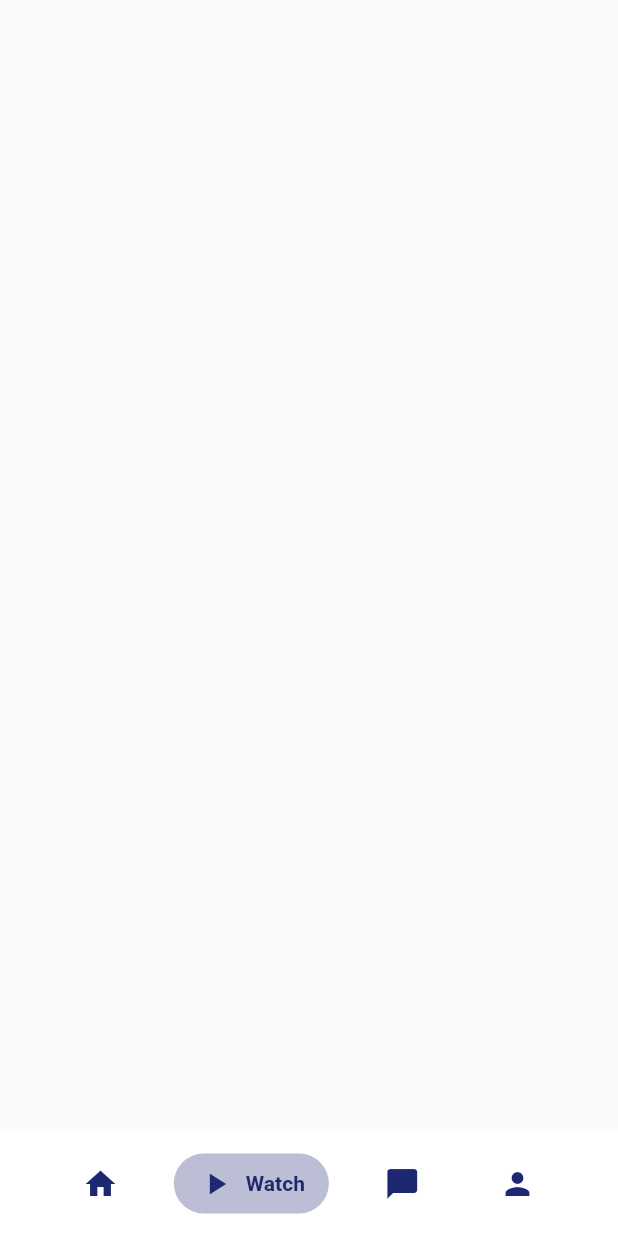
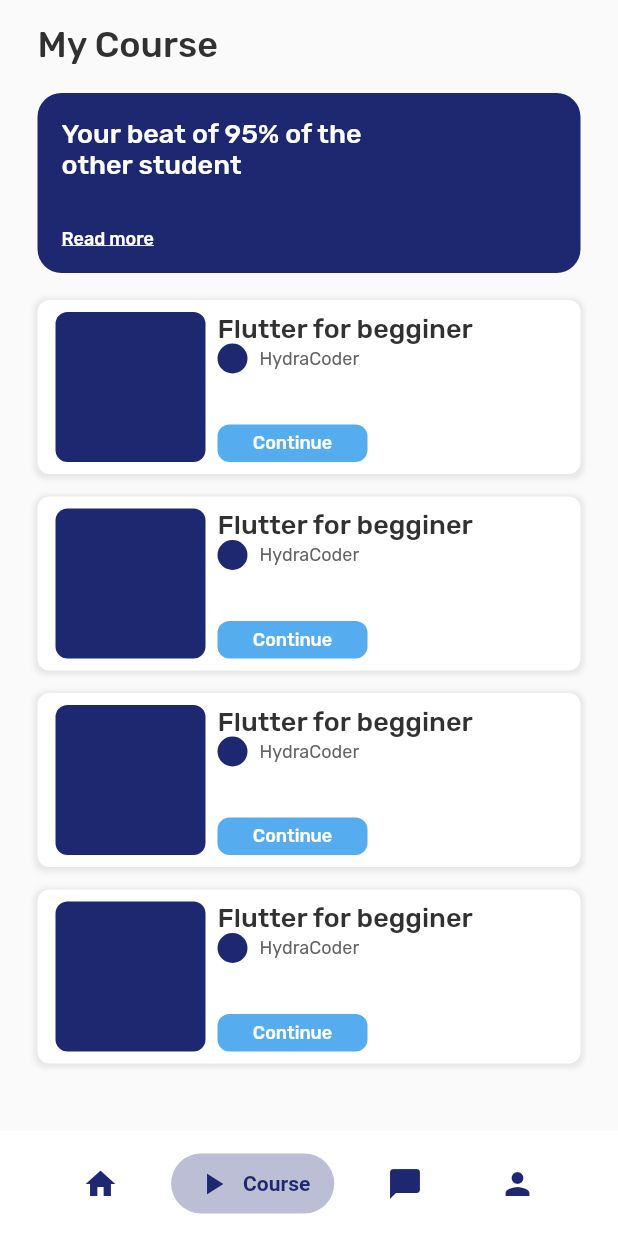
Before and after one commit to ngodat213/e-course, a Flutter app: the MainScreen screen opened by its route, item 2 of the bottom bar chosen, on a phone screen of 412 x 824 dp. Run offline on Flutter 3.47's test engine with Material 2 defaults, Android fonts, the light colour scheme and no system bars; drawn by our look-alikes of google_nav_bar; our stand-ins replace bloc, cloud_firestore, dots_indicator, equatable, firebase_auth, firebase_core and 5 more; accounts and stored records are empty; network calls fail.

Commit message:
update screen course

```diff
--- a/lib/screen/home_screen/home_screen.dart
+++ b/lib/screen/home_screen/home_screen.dart
@@ -94,7 +94,6 @@ class _HomeScreenState extends State<HomeScreen> {
                     ),
                   ),
                 ),
-                // const Coupe(),
                 const SizedBox(height: 20),
                 const ListExam(),
                 Text('Last exam done', style: TxtStyle.title),
@@ -124,40 +123,6 @@ class _reusableMenuText extends StatelessWidget {
         borderRadius: BorderRadius.circular(Dimens.RADIUS_8),
       ),
       child: Text(text, style: TxtStyle.p),
-    );
-  }
-}
-
-class Coupe extends StatelessWidget {
-  const Coupe({
-    super.key,
-  });
-
-  @override
-  Widget build(BuildContext context) {
-    return Container(
-      width: MediaQuery.of(context).size.width,
-      height: 120,
-      margin: const EdgeInsetsDirectional.symmetric(vertical: 18),
-      decoration: BoxDecoration(
-        color: AppColors.main,
-        borderRadius: BorderRadius.circular(16),
-      ),
-      child: Padding(
-        padding: const EdgeInsets.symmetric(horizontal: 16, vertical: 16),
-        child: Column(
-          crossAxisAlignment: CrossAxisAlignment.start,
-          children: [
-            SizedBox(
-              width: 200,
-              child: Text('Your beat of 95% of the other student',
-                  style: TxtStyle.titleWhite),
-            ),
-            Expanded(child: Container()),
-            Text('Read more', style: TxtStyle.linkText)
-          ],
-        ),
-      ),
     );
   }
 }
--- a/lib/screen/main_screen.dart/main_screen.dart
+++ b/lib/screen/main_screen.dart/main_screen.dart
@@ -17,7 +17,7 @@ class MainScreen extends StatefulWidget {
 class _MainScreenState extends State<MainScreen> {
   List<Widget> pages = [
     const HomeScreen(),
-    const PlayScreen(),
+    const CourseScreen(),
     const CommunityScreen(),
     const SettingScreen(),
   ];
--- a/lib/screen/main_screen.dart/widget/bottom_nav.dart
+++ b/lib/screen/main_screen.dart/widget/bottom_nav.dart
@@ -32,26 +32,10 @@ class _BuildBottomNavBarState extends State<BuildBottomNavBar> {
             tabBackgroundColor: AppColors.main.withOpacity(0.3),
             padding: const EdgeInsets.symmetric(horizontal: 16, vertical: 8),
             tabs: const [
-              GButton(
-                iconSize: 24,
-                icon: Icons.home,
-                text: 'Home',
-              ),
-              GButton(
-                iconSize: 24,
-                icon: Icons.play_arrow,
-                text: 'Watch',
-              ),
-              GButton(
-                iconSize: 24,
-                icon: Icons.chat_bubble,
-                text: 'Comunity',
-              ),
-              GButton(
-                iconSize: 24,
-                icon: Icons.person,
-                text: 'Setting',
-              )
+              GButton(iconSize: 24, icon: Icons.home, text: 'Home'),
+              GButton(iconSize: 24, icon: Icons.play_arrow, text: 'Course'),
+              GButton(iconSize: 24, icon: Icons.chat_bubble, text: 'Comunity'),
+              GButton(iconSize: 24, icon: Icons.person, text: 'Setting')
             ],
           ),
         );
--- a/lib/screen/play_screen/play_screen.dart
+++ b/lib/screen/play_screen/play_screen.dart
@@ -1,15 +1,138 @@
 import 'package:flutter/material.dart';
+import 'package:quiz_flutter/themes/colors.dart';
+import 'package:quiz_flutter/themes/dimens.dart';
+import 'package:quiz_flutter/themes/text_styles.dart';
 
-class PlayScreen extends StatefulWidget {
-  const PlayScreen({super.key});
+class CourseScreen extends StatefulWidget {
+  const CourseScreen({super.key});
 
   @override
-  State<PlayScreen> createState() => _PlayScreenState();
+  State<CourseScreen> createState() => _CourseScreenState();
 }
 
-class _PlayScreenState extends State<PlayScreen> {
+class _CourseScreenState extends State<CourseScreen> {
   @override
   Widget build(BuildContext context) {
-    return const Scaffold();
+    return Scaffold(
+      body: SingleChildScrollView(
+        child: SafeArea(
+          child: Container(
+            margin: const EdgeInsets.symmetric(horizontal: 25, vertical: 16),
+            child: Column(
+              crossAxisAlignment: CrossAxisAlignment.start,
+              children: [
+                Text('My Course', style: TxtStyle.h2),
+                const Coupe(),
+                const _courseContinute(),
+                const _courseContinute(),
+                const _courseContinute(),
+                const _courseContinute()
+              ],
+            ),
+          ),
+        ),
+      ),
+    );
   }
 }
+
+class _courseContinute extends StatelessWidget {
+  const _courseContinute();
+
+  @override
+  Widget build(BuildContext context) {
+    return Container(
+      height: 116,
+      margin: const EdgeInsets.only(bottom: 15),
+      padding: const EdgeInsets.symmetric(horizontal: 12, vertical: 8),
+      decoration: BoxDecoration(
+        boxShadow: AppColors.shadow,
+        color: AppColors.white,
+        borderRadius: BorderRadius.circular(Dimens.RADIUS_8),
+      ),
+      child: Row(
+        children: [
+          Container(
+            width: 100,
+            height: 100,
+            margin: const EdgeInsets.only(right: 8),
+            decoration: BoxDecoration(
+              color: AppColors.main,
+              borderRadius: BorderRadius.circular(Dimens.RADIUS_8),
+            ),
+          ),
+          Column(
+            crossAxisAlignment: CrossAxisAlignment.start,
+            mainAxisAlignment: MainAxisAlignment.start,
+            children: [
+              Text('Flutter for begginer', style: TxtStyle.title),
+              Row(
+                children: [
+                  Container(
+                    width: 20,
+                    height: 20,
+                    margin: const EdgeInsets.only(right: 8),
+                    decoration: BoxDecoration(
+                      color: AppColors.main,
+                      borderRadius: BorderRadius.circular(Dimens.RADIUS_CIRCLE),
+                    ),
+                  ),
+                  Text('HydraCoder', style: TxtStyle.labelStyle)
+                ],
+              ),
+              const Spacer(),
+              Container(
+                width: 100,
+                height: 25,
+                decoration: BoxDecoration(
+                  color: AppColors.colorTw,
+                  borderRadius: BorderRadius.circular(Dimens.RADIUS_8),
+                ),
+                child: Center(
+                  child: Text(
+                    "Continue",
+                    style: TxtStyle.pBold,
+                  ),
+                ),
+              )
+            ],
+          )
+        ],
+      ),
+    );
+  }
+}
+
+class Coupe extends StatelessWidget {
+  const Coupe({
+    super.key,
+  });
+
+  @override
+  Widget build(BuildContext context) {
+    return Container(
+      width: MediaQuery.of(context).size.width,
+      height: 120,
+      margin: const EdgeInsetsDirectional.symmetric(vertical: 18),
+      decoration: BoxDecoration(
+        color: AppColors.main,
+        borderRadius: BorderRadius.circular(16),
+      ),
+      child: Padding(
+        padding: const EdgeInsets.symmetric(horizontal: 16, vertical: 16),
+        child: Column(
+          crossAxisAlignment: CrossAxisAlignment.start,
+          children: [
+            SizedBox(
+              width: 200,
+              child: Text('Your beat of 95% of the other student',
+                  style: TxtStyle.titleWhite),
+            ),
+            Expanded(child: Container()),
+            Text('Read more', style: TxtStyle.linkText)
+          ],
+        ),
+      ),
+    );
+  }
+}
```
